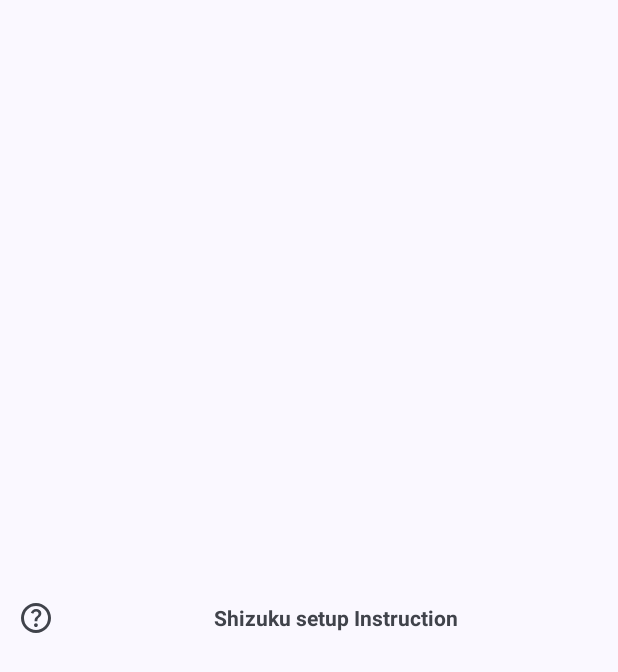
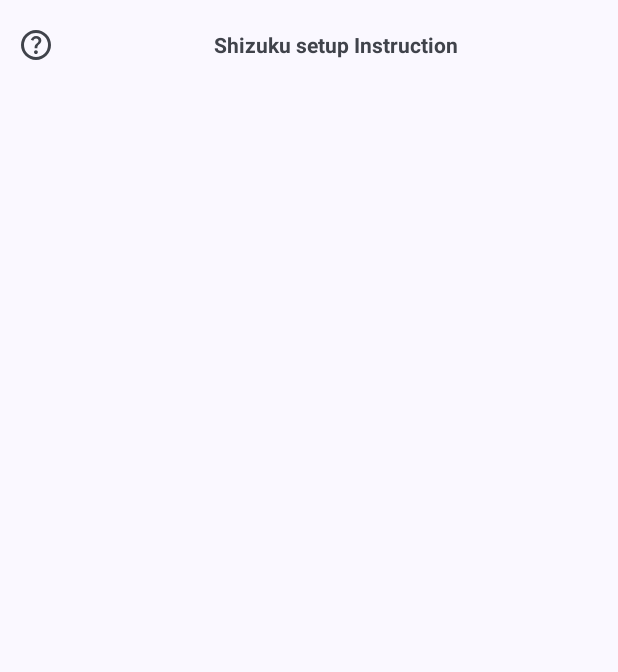
Before and after one commit to eiyooooo/Fold_Switcher, an Android app: the layout item_shizuku_instruction.xml on its own in the app's theme, with its tools: preview values and no code run, on a phone screen of 412 x 824 dp. Shown: the top 672 px of the screen. Run offline under Robolectric (Android 15) with nearby library versions, the phone set to English and light mode, and no system bars.

Commit message:
Adjust height of cards

```diff
--- a/app/src/main/res/layout/item_shizuku_instruction.xml
+++ b/app/src/main/res/layout/item_shizuku_instruction.xml
@@ -2,7 +2,7 @@
 <TextView xmlns:android="http://schemas.android.com/apk/res/android"
     xmlns:app="http://schemas.android.com/apk/res-auto"
     android:layout_width="match_parent"
-    android:layout_height="match_parent"
+    android:layout_height="60dp"
     android:drawablePadding="12dp"
     android:duplicateParentState="true"
     android:gravity="center"
--- a/app/src/main/res/layout/item_shizuku_request.xml
+++ b/app/src/main/res/layout/item_shizuku_request.xml
@@ -2,7 +2,7 @@
 <TextView xmlns:android="http://schemas.android.com/apk/res/android"
     xmlns:app="http://schemas.android.com/apk/res-auto"
     android:layout_width="match_parent"
-    android:layout_height="match_parent"
+    android:layout_height="60dp"
     android:drawablePadding="12dp"
     android:duplicateParentState="true"
     android:gravity="center"
```
